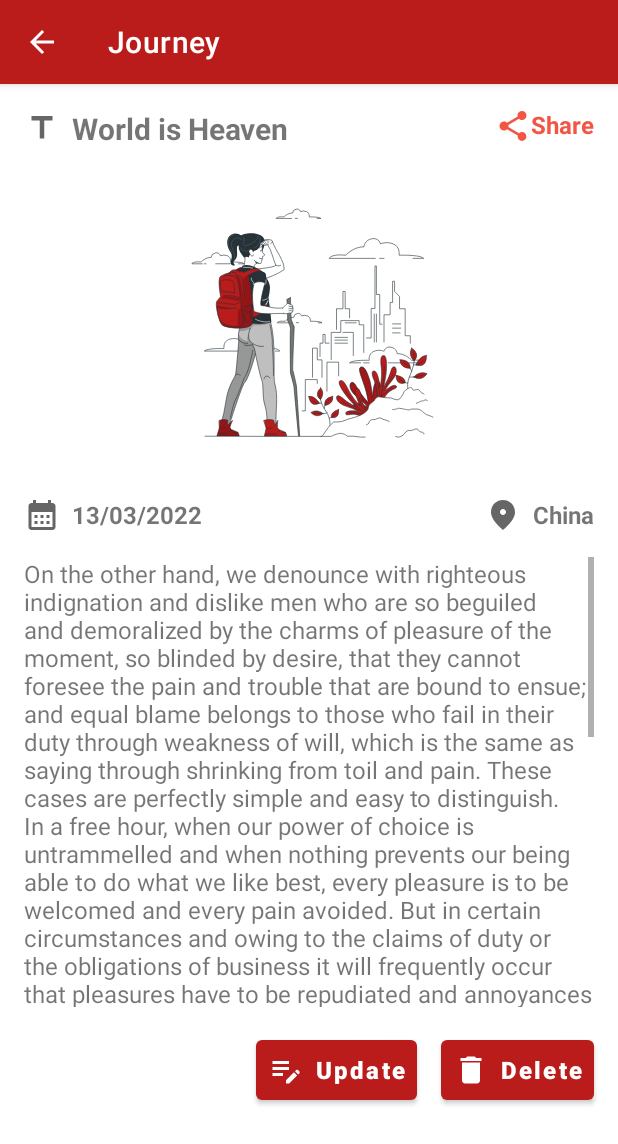
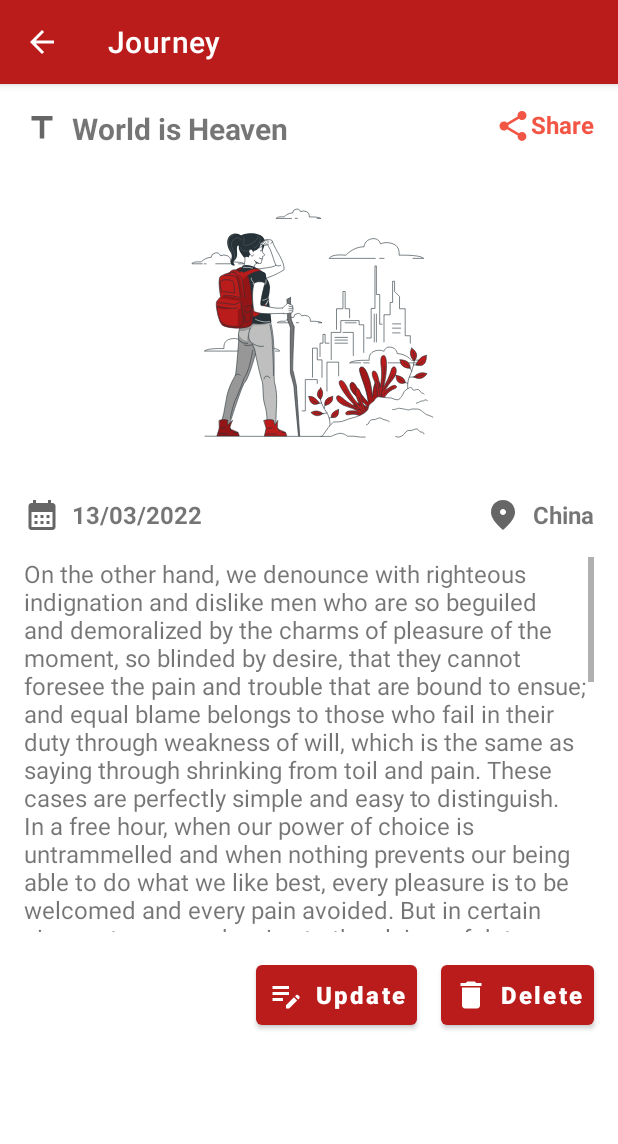
Before and after one commit to itSubeDibesh/JourneyJournal, an Android app: the HomeActivity screen opened directly, with no data from a screen before it, after a tap on "World is Heaven", on a phone screen of 412 x 824 dp. Shown: the top 1144 px of the screen. Run offline under Robolectric (Android 15) with nearby library versions, the phone set to English and light mode, and no system bars; our stand-ins replace navigation-ui; 1 other tap on this screen came first.

Commit message:
Minor UI🐞 fix

```diff
--- a/app/src/main/res/layout/activity_home.xml
+++ b/app/src/main/res/layout/activity_home.xml
@@ -24,7 +24,7 @@
         app:fabCradleVerticalOffset="@dimen/dp_medium"
         android:verticalScrollbarPosition="right"
         android:scrollIndicators="end"
-        app:hideOnScroll="false">
+        app:hideOnScroll="true">
 
         <com.google.android.material.bottomnavigation.BottomNavigationView
             android:id="@+id/bottom_navigation"
--- a/app/src/main/res/layout/fragment_home.xml
+++ b/app/src/main/res/layout/fragment_home.xml
@@ -46,7 +46,6 @@
             android:layout_width="match_parent"
             android:layout_height="match_parent"
             android:layout_marginLeft="@dimen/dp_medium"
-            android:paddingBottom="@dimen/bottom_nav_recycler_hidden"
             android:layout_marginRight="@dimen/dp_medium">
 
         </androidx.recyclerview.widget.RecyclerView>
--- a/app/src/main/res/layout/fragment_view.xml
+++ b/app/src/main/res/layout/fragment_view.xml
@@ -88,7 +88,7 @@
         <ScrollView
             android:id="@+id/scrollView3"
             android:layout_width="match_parent"
-            android:layout_height="@dimen/ib_300"
+            android:layout_height="@dimen/ib_250"
             android:layout_margin="@dimen/dp_medium"
             app:layout_constraintEnd_toEndOf="parent"
             app:layout_constraintHorizontal_bias="0.218"
```
